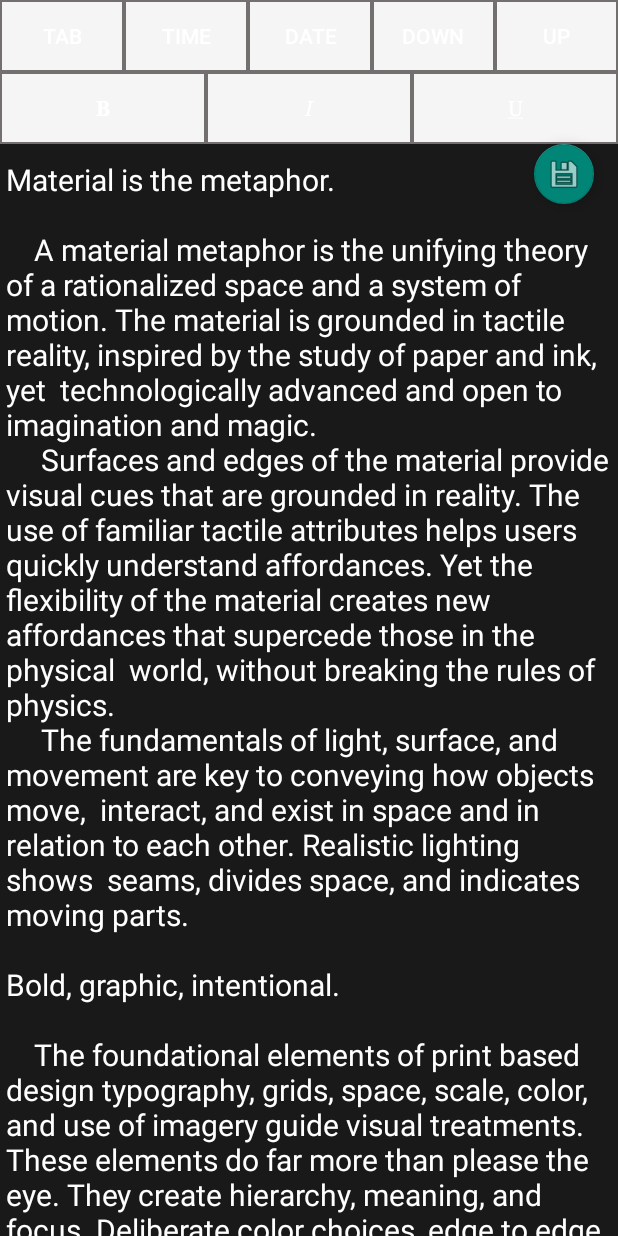
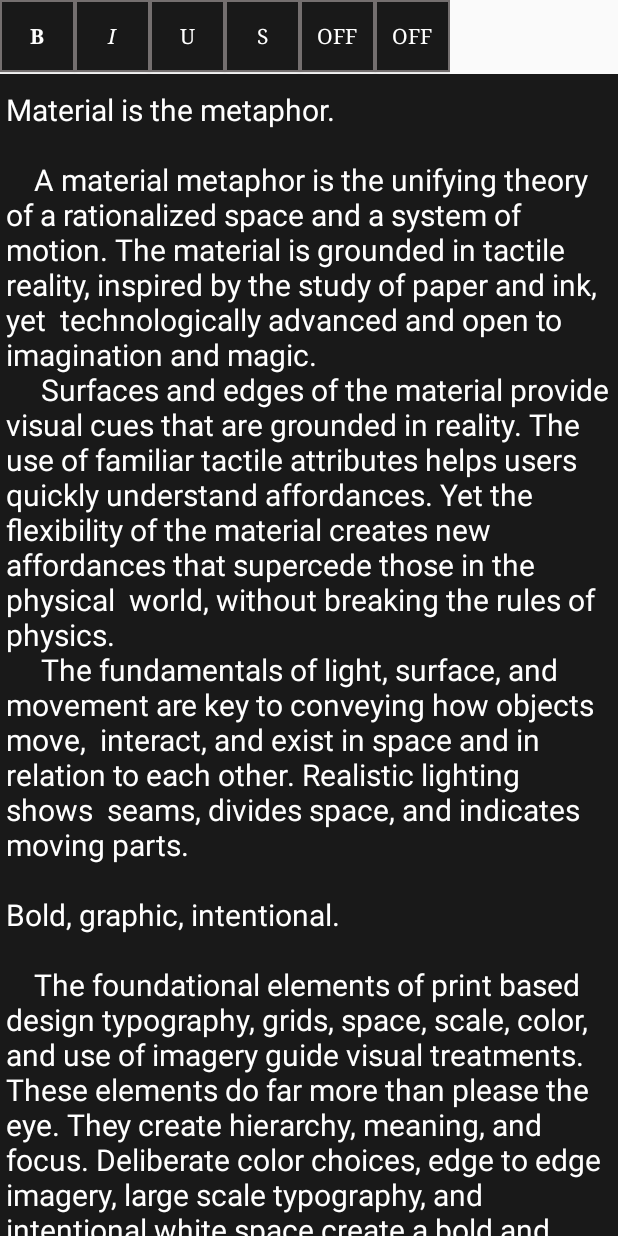
Before and after one commit to atorres1929/Journal, an Android app: the layout fragment_new_entry.xml on its own in the app's theme, with its tools: preview values and no code run, on a phone screen of 412 x 824 dp. Run offline under Robolectric (Android 15) with nearby library versions, the phone set to English and light mode, and no system bars.

Commit message:
Added Strikethrough, Subscript, and Superscript to RichEditText

```diff
--- a/app/src/main/res/drawable/custom_button_bordered.xml
+++ b/app/src/main/res/drawable/custom_togglebutton_bordered.xml
@@ -6,9 +6,10 @@
             <solid android:color="@color/colorButton"/>
         </shape>
     </item>
-    <item>
+    <item android:state_checked="false">
         <shape android:shape="rectangle">
             <stroke android:color="@color/colorButton" android:width="1dp"/>
+            <solid android:color="@color/colorPrimary"/>
         </shape>
     </item>
 </selector>
--- a/app/src/main/res/layout/fragment_new_entry.xml
+++ b/app/src/main/res/layout/fragment_new_entry.xml
@@ -1,145 +1,97 @@
-<android.support.design.widget.CoordinatorLayout xmlns:android="http://schemas.android.com/apk/res/android"
+<RelativeLayout xmlns:android="http://schemas.android.com/apk/res/android"
     xmlns:tools="http://schemas.android.com/tools"
     xmlns:app="http://schemas.android.com/apk/res-auto"
     android:layout_width="match_parent"
     android:layout_height="match_parent"
     style="@style/AppTheme.NoActionBar">
 
-    <android.support.design.widget.AppBarLayout
-        android:id="@+id/appbar"
+    <HorizontalScrollView
+        android:layout_width="match_parent"
+        android:layout_height="49dp"
+        android:id="@+id/horizontalScrollView"
+        android:layout_alignParentTop="true"
+        android:layout_alignParentStart="true">
+
+        <LinearLayout
+            android:layout_width="wrap_content"
+            android:layout_height="match_parent"
+            android:orientation="horizontal" >
+
+            <ToggleButton
+                android:id="@+id/boldButton"
+                android:layout_width="50dp"
                 android:layout_height="wrap_content"
-        android:layout_width="match_parent">
+                android:layout_weight="1"
+                android:background="@drawable/custom_togglebutton_bordered"
+                android:fontFamily="serif"
+                android:textOn="@string/button_bold"
+                android:textOff="@string/button_bold"
+                android:textColor="@android:color/white"
+                android:textStyle="bold" />
 
-        <android.support.design.widget.CollapsingToolbarLayout
-            android:layout_width="match_parent"
+            <ToggleButton
+                android:id="@+id/italicButton"
+                android:layout_width="50dp"
                 android:layout_height="wrap_content"
-            app:toolbarId="@+id/toolbar"
-            app:layout_scrollFlags="scroll|enterAlways|enterAlwaysCollapsed"
-            app:contentScrim="?attr/colorPrimary">
+                android:layout_weight="1"
+                android:background="@drawable/custom_togglebutton_bordered"
+                android:fontFamily="serif"
+                android:textOn="@string/button_italic"
+                android:textOff="@string/button_italic"
+                android:textColor="@android:color/white"
+                android:textStyle="italic" />
 
-            <TableLayout
-                android:layout_width="match_parent"
-                android:layout_height="wrap_content">
-
-                <TableRow
-                    android:layout_width="match_parent"
-                    android:layout_height="match_parent" >
-
-                    <TableLayout
-                        android:layout_width="0dp"
-                        android:layout_height="match_parent"
-                        android:layout_weight="1">
-
-                        <TableRow
-                            android:layout_width="match_parent"
-                            android:layout_height="match_parent">
-
-                            <Button
-                                android:layout_width="wrap_content"
+            <ToggleButton
+                android:id="@+id/underlineButton"
+                android:layout_width="50dp"
                 android:layout_height="wrap_content"
-                                android:id="@+id/tabButton"
-                                android:background="@drawable/custom_button_bordered"
                 android:layout_weight="1"
-                                android:textColor="@android:color/white"
-                                android:text="@string/button_tab" />
-
-                            <Button
-                                android:text="@string/button_time"
-                                android:layout_width="wrap_content"
-                                android:layout_height="wrap_content"
-                                android:id="@+id/timeButton"
-                                android:background="@drawable/custom_button_bordered"
-                                tools:ignore="RelativeOverlap"
-                                android:layout_weight="1"
+                android:background="@drawable/custom_togglebutton_bordered"
+                android:fontFamily="serif"
+                android:textOn="@string/button_underline"
+                android:textOff="@string/button_underline"
                 android:textColor="@android:color/white" />
 
-                            <Button
-                                android:text="@string/button_date"
-                                android:layout_width="wrap_content"
+            <ToggleButton
+                android:id="@+id/strikeThroughButton"
+                android:layout_width="50dp"
                 android:layout_height="wrap_content"
-                                android:id="@+id/dateButton"
-                                android:background="@drawable/custom_button_bordered"
-                                tools:ignore="RelativeOverlap"
                 android:layout_weight="1"
-                                android:textColor="@android:color/white" />
-
-                            <Button
-                                android:text="@string/button_down"
-                                android:layout_width="wrap_content"
-                                android:layout_height="wrap_content"
-                                android:id="@+id/scrollDownButton"
-                                android:background="@drawable/custom_button_bordered"
-                                android:layout_weight="1"
-                                android:textColor="@android:color/white" />
-
-                            <Button
-                                android:text="@string/button_up"
-                                android:layout_width="wrap_content"
-                                android:layout_height="wrap_content"
-                                android:id="@+id/scrollUpButton"
-                                android:background="@drawable/custom_button_bordered"
-                                tools:ignore="RelativeOverlap"
-                                android:layout_weight="1"
-                                android:textColor="@android:color/white" />
-
-                        </TableRow>
-
-                        <TableRow
-                            android:layout_width="match_parent"
-                            android:layout_height="match_parent"
-                            android:gravity="center">
+                android:background="@drawable/custom_togglebutton_bordered"
+                android:fontFamily="serif"
+                android:textColor="@android:color/white"
+                android:textOff="@string/button_strikethrough"
+                android:textOn="@string/button_strikethrough" />
 
             <ToggleButton
-                                android:layout_width="wrap_content"
+                android:id="@+id/subscriptButton"
+                android:layout_width="50dp"
                 android:layout_height="wrap_content"
-                                android:id="@+id/boldToggleButton"
-                                android:background="@drawable/custom_button_bordered"
-                                android:text="@string/button_bold"
+                android:layout_weight="1"
+                android:background="@drawable/custom_togglebutton_bordered"
+                android:fontFamily="serif"
                 android:textColor="@android:color/white"
-                                android:textOff="@string/button_bold"
-                                android:textOn="@string/button_bold"
-                                android:layout_weight="1"
-                                android:textStyle="bold"
-                                android:fontFamily="serif" />
+                android:textAllCaps="false"/>
 
             <ToggleButton
-                                android:layout_width="wrap_content"
+                android:id="@+id/superscriptButton"
+                android:layout_width="50dp"
                 android:layout_height="wrap_content"
-                                android:id="@+id/italicToggleButton"
-                                android:background="@drawable/custom_button_bordered"
-                                android:text="@string/button_bold"
+                android:layout_weight="1"
+                android:background="@drawable/custom_togglebutton_bordered"
+                android:fontFamily="serif"
                 android:textColor="@android:color/white"
-                                android:textOff="@string/button_italic"
-                                android:textOn="@string/button_italic"
-                                android:layout_weight="1"
-                                android:textStyle="normal|italic"
-                                android:fontFamily="serif" />
-
-                            <ToggleButton
-                                android:layout_width="wrap_content"
-                                android:layout_height="wrap_content"
-                                android:id="@+id/underlineToggleButton"
-                                android:background="@drawable/custom_button_bordered"
-                                android:textColor="@android:color/white"
-                                android:textOff="@string/button_underline"
-                                android:textOn="@string/button_underline"
-                                android:layout_weight="1"
-                                android:fontFamily="serif" />
-
-                        </TableRow>
-
-                    </TableLayout>
-                </TableRow>
-
-            </TableLayout>
-
-        </android.support.design.widget.CollapsingToolbarLayout>
-    </android.support.design.widget.AppBarLayout>
+                android:textAllCaps="false"/>
+        </LinearLayout>
+    </HorizontalScrollView>
 
     <android.support.v4.widget.NestedScrollView
         android:layout_width="match_parent"
-        android:layout_height="match_parent"
-        app:layout_behavior="android.support.design.widget.AppBarLayout$ScrollingViewBehavior">
+        android:layout_height="267dp"
+        app:layout_behavior="android.support.design.widget.AppBarLayout$ScrollingViewBehavior"
+        android:layout_below="@+id/horizontalScrollView"
+        android:layout_alignParentStart="true"
+        android:layout_alignParentBottom="true">
 
         <RelativeLayout
             android:layout_width="match_parent"
@@ -147,17 +99,15 @@
 
             <ScrollView
                 android:layout_width="match_parent"
-                tools:context="com.artifexiumgames.journal.Fragment.NewEntryFragment"
+                android:layout_height="wrap_content"
+                android:layout_alignParentStart="true"
                 android:background="@color/colorPrimary"
-                android:textAlignment="textStart"
+                android:padding="0dp"
                 android:scrollbarAlwaysDrawHorizontalTrack="false"
                 android:scrollbarAlwaysDrawVerticalTrack="true"
+                android:textAlignment="textStart"
                 android:visibility="visible"
-                android:padding="0dp"
-                android:layout_height="wrap_content"
-                android:layout_weight="1"
-                android:layout_alignParentStart="true"
-                android:layout_alignParentTop="true">
+                tools:context="com.artifexiumgames.journal.Fragment.NewEntryFragment">
 
                 <!-- TODO: Update blank fragment layout -->
 
@@ -177,14 +127,4 @@
         </RelativeLayout>
     </android.support.v4.widget.NestedScrollView>
 
-    <android.support.design.widget.FloatingActionButton
-        android:layout_height="wrap_content"
-        android:layout_width="wrap_content"
-        app:layout_anchor="@+id/appbar"
-        app:layout_anchorGravity="bottom|right"
-        android:src="@android:drawable/ic_menu_save"
-        android:layout_marginRight="16dp"
-        android:clickable="true"
-        app:fabSize="mini"
-        android:layout_gravity="bottom|left" />
-</android.support.design.widget.CoordinatorLayout>
+</RelativeLayout>
--- a/app/src/main/res/values/strings.xml
+++ b/app/src/main/res/values/strings.xml
@@ -110,7 +110,8 @@
     <string name="button_date">Date</string>
     <string name="button_bold">B</string>
     <string name="button_italic">I</string>
-    <string name="button_underline"><u>U</u></string>
+    <string name="button_underline">U</string>
+    <string name="button_strikethrough">&#160;S&#160;</string>
     <string name="tabCharacter">&#160;&#160;&#160;&#160;</string>
     <string name="bold"></string>
 </resources>
```
Also changed, not shown: app/src/main/java/com/artifexiumgames/journal/CustomTextEditor/RichEditText.java (+119 -54 lines), app/src/main/java/com/artifexiumgames/journal/Fragment/NewEntryFragment.java (+33 -40 lines). Lines whose indentation alone changed are shown as unchanged.
